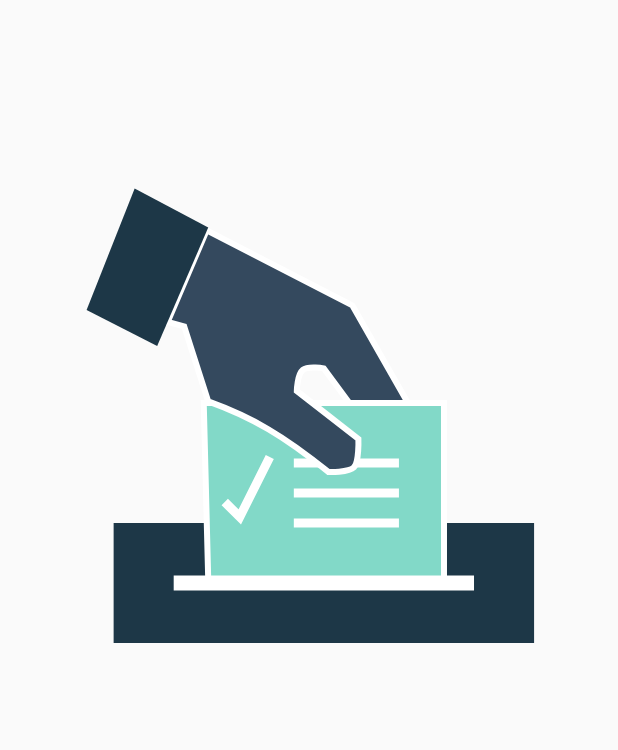
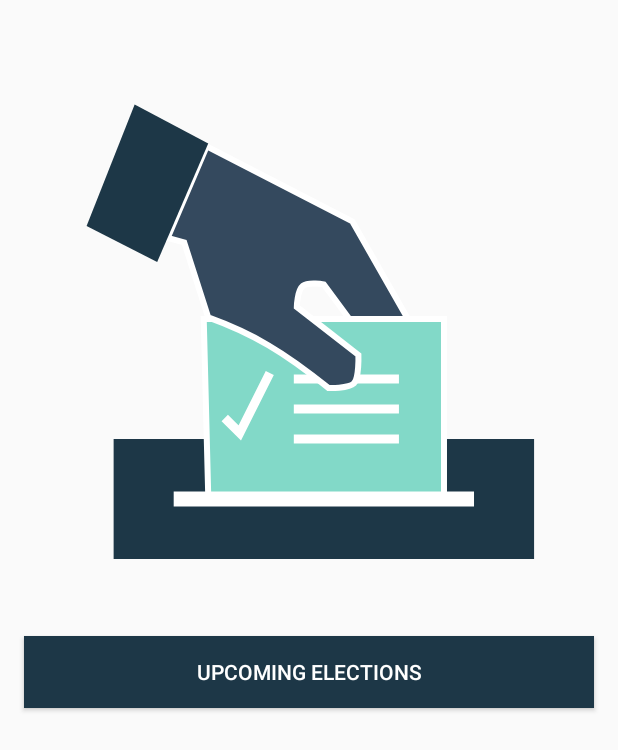
Before and after one commit to Maniak-pl/PoliticalPreparedness, an Android app: the layout fragment_launch.xml on its own in the app's theme, with its tools: preview values and no code run, on a phone screen of 412 x 824 dp. Shown: the top 750 px of the screen. Run offline under Robolectric (Android 15) with nearby library versions, the phone set to English and light mode, and no system bars.

Commit message:
Step 005: Add Button to navigate to upcoming elections.

```diff
--- a/app/src/main/res/layout/fragment_launch.xml
+++ b/app/src/main/res/layout/fragment_launch.xml
@@ -13,15 +13,23 @@
             android:id="@+id/logo"
             android:layout_width="wrap_content"
             android:layout_height="wrap_content"
-            android:layout_marginStart="16dp"
-            android:layout_marginTop="120dp"
-            android:layout_marginEnd="16dp"
+            android:layout_marginStart="@dimen/default_spacing"
+            android:layout_marginTop="@dimen/margin_big"
+            android:layout_marginEnd="@dimen/default_spacing"
             app:layout_constraintEnd_toEndOf="parent"
             app:layout_constraintStart_toStartOf="parent"
             app:layout_constraintTop_toTopOf="parent"
             app:srcCompat="@drawable/ballot_logo" />
 
-        <!-- TODO: Add Button to navigate to upcoming elections. -->
+        <!-- Done: Add Button to navigate to upcoming elections. -->
+        <androidx.appcompat.widget.AppCompatButton
+            android:id="@+id/upcomingButton"
+            style="@style/Button"
+            android:layout_marginTop="@dimen/margin_large"
+            android:text="@string/upcoming_elections"
+            app:layout_constraintEnd_toEndOf="parent"
+            app:layout_constraintStart_toStartOf="parent"
+            app:layout_constraintTop_toBottomOf="@+id/logo" />
 
         <!-- TODO: Add Button to navigate to representatives. -->
 
```
